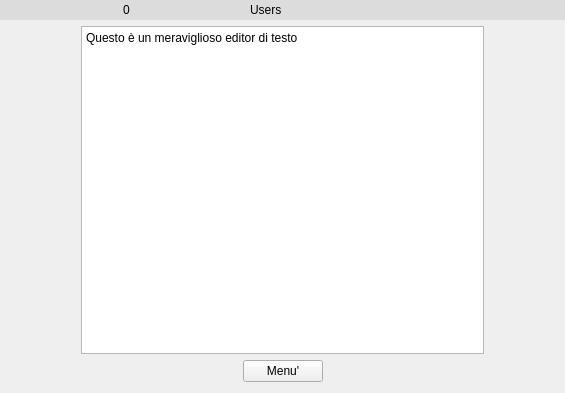
Before: the Qt Designer form CLIENT/GUI/ui/gui_editor.ui in GiuliCler/GIMPteam, drawn with Qt 5.
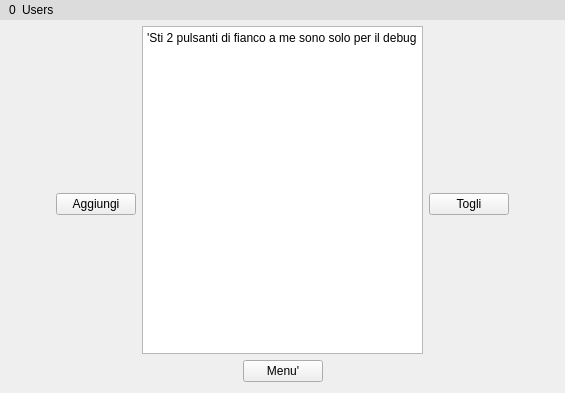
After: the same form once the commit is applied.

What changed in the file:
```diff
--- a/CLIENT/GUI/ui/gui_editor.ui
+++ b/CLIENT/GUI/ui/gui_editor.ui
@@ -98,7 +98,7 @@
      <property name="autoFillBackground">
       <bool>true</bool>
      </property>
-     <layout class="QHBoxLayout" name="horizontalLayout_2" stretch="0,0,0,0">
+     <layout class="QHBoxLayout" name="horizontalLayout_2" stretch="0,0,15,1">
       <property name="topMargin">
        <number>0</number>
       </property>
@@ -134,11 +134,22 @@
       <item>
        <widget class="QWidget" name="iconsWidget" native="true">
         <property name="sizePolicy">
-         <sizepolicy hsizetype="Fixed" vsizetype="Preferred">
+         <sizepolicy hsizetype="MinimumExpanding" vsizetype="Preferred">
           <horstretch>0</horstretch>
           <verstretch>0</verstretch>
          </sizepolicy>
         </property>
+        <layout class="QHBoxLayout" name="horizontalLayout_3">
+         <property name="spacing">
+          <number>0</number>
+         </property>
+         <property name="topMargin">
+          <number>0</number>
+         </property>
+         <property name="bottomMargin">
+          <number>0</number>
+         </property>
+        </layout>
        </widget>
       </item>
       <item>
@@ -147,7 +158,7 @@
          <enum>Qt::Horizontal</enum>
         </property>
         <property name="sizeType">
-         <enum>QSizePolicy::Preferred</enum>
+         <enum>QSizePolicy::Expanding</enum>
         </property>
         <property name="sizeHint" stdset="0">
          <size>
@@ -161,7 +172,7 @@
     </widget>
    </item>
    <item>
-    <layout class="QHBoxLayout" name="horizontalLayout" stretch="1,5,1">
+    <layout class="QHBoxLayout" name="horizontalLayout" stretch="1,0,5,0,1">
      <item>
       <spacer name="horizontalSpacer">
        <property name="orientation">
@@ -175,12 +186,19 @@
        </property>
       </spacer>
      </item>
+     <item>
+      <widget class="QPushButton" name="pushButton">
+       <property name="text">
+        <string>Aggiungi</string>
+       </property>
+      </widget>
+     </item>
      <item>
       <layout class="QGridLayout" name="gridLayout">
        <item row="0" column="0" colspan="3">
         <widget class="QPlainTextEdit" name="plainTextEdit">
          <property name="plainText">
-          <string>Questo è un meraviglioso editor di testo</string>
+          <string>'Sti 2 pulsanti di fianco a me sono solo per il debug</string>
          </property>
         </widget>
        </item>
@@ -219,6 +237,13 @@
        </item>
       </layout>
      </item>
+     <item>
+      <widget class="QPushButton" name="pushButton_2">
+       <property name="text">
+        <string>Togli</string>
+       </property>
+      </widget>
+     </item>
      <item>
       <spacer name="horizontalSpacer_2">
        <property name="orientation">
```
